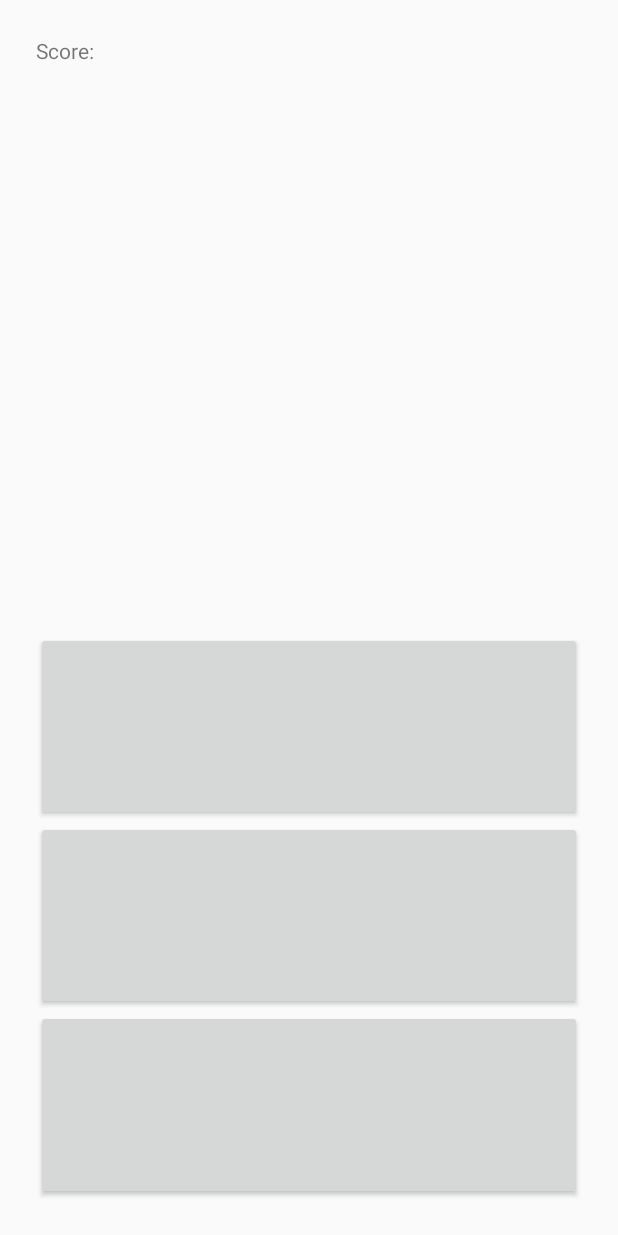
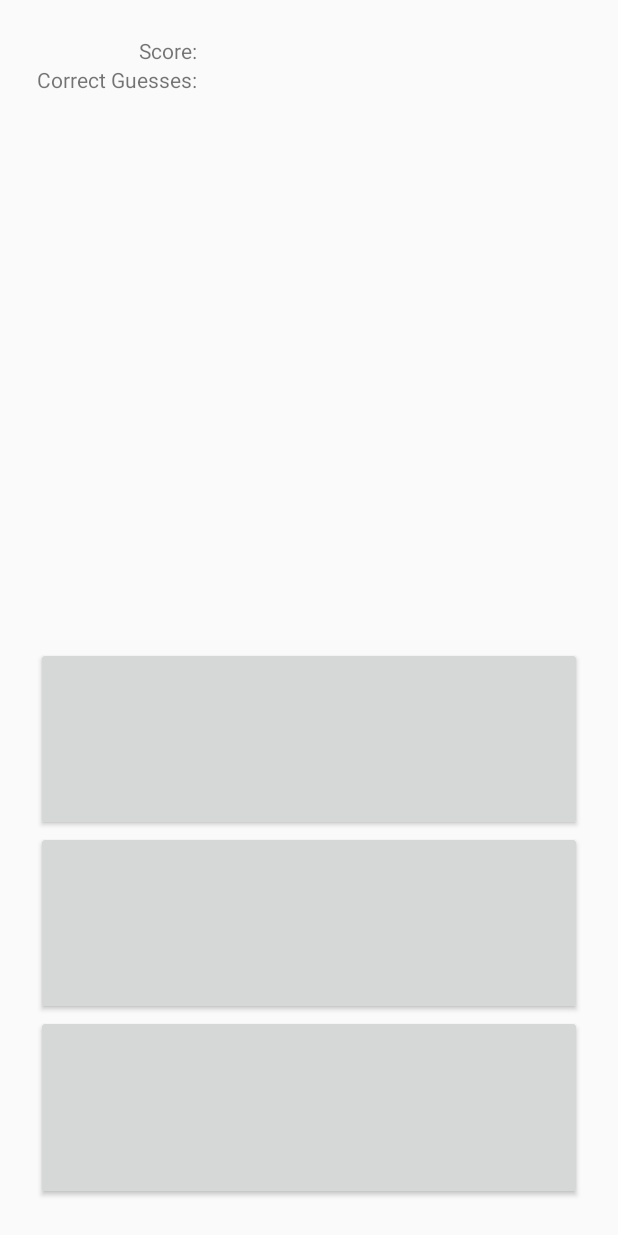
Before and after one commit to ErikCronin/EduApp, an Android app: the layout activity_game.xml on its own in the app's theme, with its tools: preview values and no code run, on a phone screen of 412 x 824 dp. Run offline under Robolectric (Android 15) with nearby library versions, the phone set to English and light mode, and no system bars.

Commit message:
added horizontal game page

```diff
--- /dev/null
+++ b/app/src/main/res/layout-land/activity_game.xml
@@ -0,0 +1,117 @@
+<?xml version="1.0" encoding="utf-8"?>
+<LinearLayout
+    xmlns:android="http://schemas.android.com/apk/res/android"
+    xmlns:tools="http://schemas.android.com/tools"
+    android:layout_width="match_parent"
+    android:layout_height="match_parent"
+    android:orientation="horizontal"
+    android:padding="24dp"
+    tools:context=".GameActivity"
+    android:baselineAligned="false">
+
+    <TableLayout
+        android:layout_width="0dp"
+        android:layout_height="match_parent"
+        android:orientation="vertical"
+        android:layout_weight="1">
+
+        <TableRow
+            android:layout_width="0dp"
+            android:layout_height="match_parent"
+            android:orientation="vertical"
+            android:layout_weight="1">
+
+            <TextView
+                android:layout_width="wrap_content"
+                android:layout_height="wrap_content"
+                android:text="@string/score"
+                android:textAlignment="textEnd" />
+
+            <TextView
+                android:id="@+id/score"
+                android:layout_width="0dp"
+                android:layout_height="match_parent"
+                android:layout_weight="1"
+                android:text="" />
+        </TableRow>
+
+        <TableRow
+            android:layout_width="0dp"
+            android:layout_height="match_parent"
+            android:orientation="vertical"
+            android:layout_weight="1">
+
+            <TextView
+                android:layout_width="wrap_content"
+                android:layout_height="wrap_content"
+                android:text="@string/correct_guesses"
+                android:textAlignment="textEnd" />
+
+            <TextView
+                android:id="@+id/correctGuess_text"
+                android:layout_width="0dp"
+                android:layout_height="match_parent"
+                android:layout_weight="1"
+                android:text="" />
+        </TableRow>
+
+        <TableRow
+            android:layout_width="0dp"
+            android:layout_height="match_parent"
+            android:orientation="vertical"
+            android:layout_weight="10">
+
+            <LinearLayout
+                android:id="@+id/answer_screen"
+                android:orientation="vertical"
+                android:layout_width="0dp"
+                android:layout_height="match_parent"
+                android:layout_weight="1"
+                android:gravity="center" />
+        </TableRow>
+
+    </TableLayout>
+
+
+    <TableRow
+        android:layout_width="0dp"
+        android:layout_height="match_parent"
+        android:orientation="vertical"
+        android:layout_weight="1">
+
+        <LinearLayout
+            android:id="@+id/guess_screen"
+            android:layout_width="0dp"
+            android:layout_height="match_parent"
+            android:layout_weight="1"
+            android:orientation="vertical"
+            tools:ignore="UselessParent">
+
+            <Button
+                android:id="@+id/guess_1"
+                android:layout_width="match_parent"
+                android:layout_height="0dp"
+                android:layout_weight="1"
+                android:text="@string/_space"
+                android:textSize="32sp"
+                tools:ignore="NestedWeights" />
+
+            <Button
+                android:id="@+id/guess_2"
+                android:layout_width="match_parent"
+                android:layout_height="0dp"
+                android:layout_weight="1"
+                android:text="@string/_space" />
+
+            <Button
+                android:id="@+id/guess_3"
+                android:layout_width="match_parent"
+                android:layout_height="0dp"
+                android:layout_weight="1"
+                android:onClick="fatGuess"
+                android:text="@string/_space" />
+
+        </LinearLayout>
+    </TableRow>
+
+</LinearLayout>
--- a/app/src/main/res/layout/activity_game.xml
+++ b/app/src/main/res/layout/activity_game.xml
@@ -1,10 +1,16 @@
 <?xml version="1.0" encoding="utf-8"?>
-<TableLayout xmlns:android="http://schemas.android.com/apk/res/android"
+<LinearLayout
+    xmlns:android="http://schemas.android.com/apk/res/android"
     xmlns:tools="http://schemas.android.com/tools"
     android:layout_width="match_parent"
     android:layout_height="match_parent"
+    android:orientation="vertical"
     android:padding="24dp"
     tools:context=".GameActivity">
+
+    <TableLayout
+        android:layout_width="match_parent"
+        android:layout_height="wrap_content">
 
         <TableRow
             android:layout_width="match_parent"
@@ -13,6 +19,7 @@
             <TextView
                 android:layout_width="wrap_content"
                 android:layout_height="wrap_content"
+                android:textAlignment="textEnd"
                 android:text="@string/score" />
 
             <TextView
@@ -23,17 +30,33 @@
                 android:text="" />
         </TableRow>
 
-    <ScrollView
+        <TableRow
+            android:layout_width="match_parent"
+            android:layout_height="match_parent">
+
+            <TextView
+                android:layout_width="wrap_content"
+                android:layout_height="wrap_content"
+                android:textAlignment="textEnd"
+                android:text="@string/correct_guesses" />
+
+            <TextView
+                android:id="@+id/correctGuess_text"
+                android:layout_width="0dp"
+                android:layout_height="match_parent"
+                android:layout_weight="1"
+                android:text="" />
+        </TableRow>
+    </TableLayout>
+
+    <LinearLayout
         android:layout_width="match_parent"
         android:layout_height="0dp"
+        android:id="@+id/answer_screen"
+        android:orientation="vertical"
+        android:gravity="center"
         android:layout_weight="1">
-
-        <LinearLayout
-            android:id="@+id/answer_screen"
-            android:layout_width="match_parent"
-            android:layout_height="wrap_content"
-            android:orientation="vertical" />
-    </ScrollView>
+    </LinearLayout>
 
     <LinearLayout
         android:layout_width="match_parent"
@@ -42,13 +65,14 @@
         android:orientation="vertical"
         android:layout_weight="1">
 
-
         <Button
             android:id="@+id/guess_1"
             android:layout_width="match_parent"
             android:layout_height="0dp"
             android:layout_weight="1"
-            android:text="@string/_space" />
+            android:textSize="32sp"
+            android:text="@string/_space"
+            tools:ignore="NestedWeights" />
 
         <Button
             android:id="@+id/guess_2"
@@ -62,8 +86,9 @@
             android:layout_width="match_parent"
             android:layout_height="0dp"
             android:layout_weight="1"
+            android:onClick="fatGuess"
             android:text="@string/_space" />
 
     </LinearLayout>
 
-</TableLayout>
+</LinearLayout>
--- a/app/src/main/res/values/strings.xml
+++ b/app/src/main/res/values/strings.xml
@@ -3,8 +3,9 @@
     <string name="sum_of_concentrations">Sum of Concentrations</string>
     <string name="settings">Settings</string>
     <string name="play">Play</string>
-    <string name="score">Score:</string>
+    <string name="score">Score: </string>
     <string name="sums">Sums</string>
     <string name="todo">TODO</string>
     <string name="_space" />
+    <string name="correct_guesses">Correct Guesses: </string>
 </resources>
```
Also changed, not shown: app/src/main/java/com/erik/eduapp/GameActivity.java (+102 -9 lines), app/src/main/res/layout/answer_text.xml (added, +10 -0 lines). Lines whose indentation alone changed are shown as unchanged.
